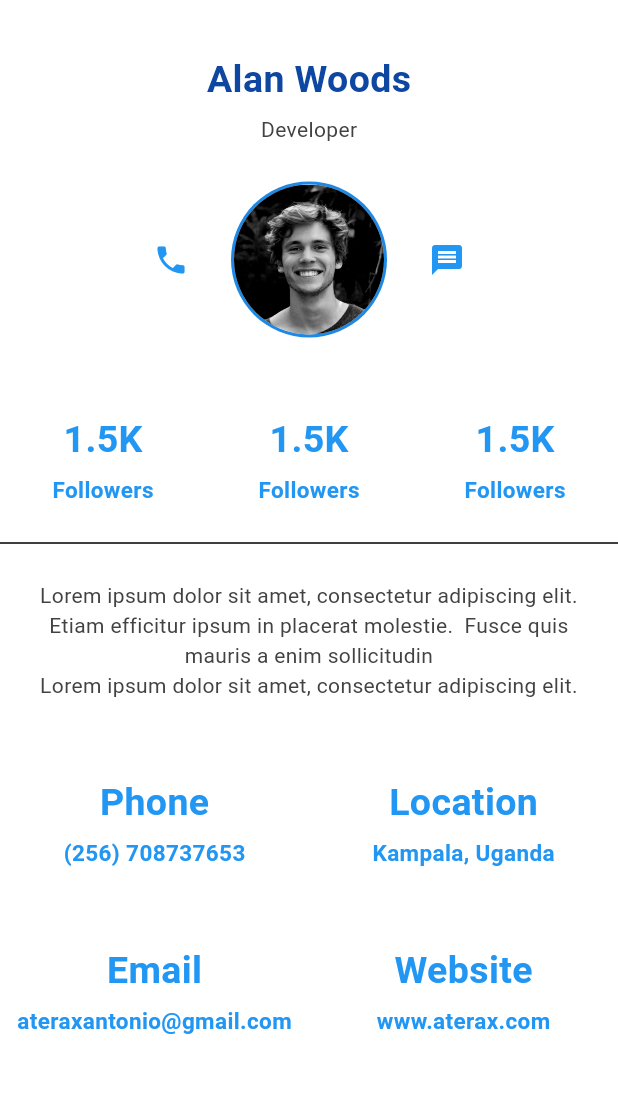
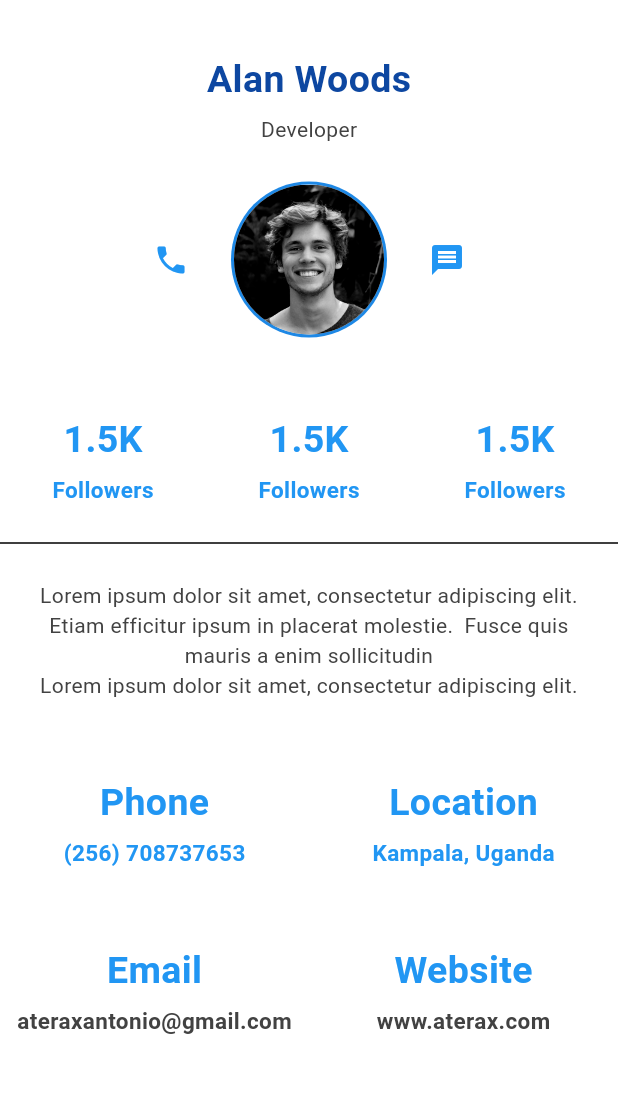
Before and after one commit to kasasa22/WePut, a Flutter app: the Profile screen opened by its route, on a phone screen of 412 x 824 dp, the part 84-1177 px from its top. Run offline on Flutter 3.47's test engine with Material 3 defaults, Android fonts, the phone set to English and light mode, and no system bars; our stand-ins replace cloud_firestore, firebase_auth, firebase_core, fl_chart, settings_ui; accounts and stored records are empty.

Commit message:
Jan 8, 2024, 1:25 PM

```diff
--- a/lib/pages/profile.dart
+++ b/lib/pages/profile.dart
@@ -246,30 +246,26 @@ class Profile extends StatelessWidget {
                     Container(height: 5),
                     const Text(
                       "ateraxantonio@gmail.com",
-                      style: TextStyle(
-                          fontWeight: FontWeight.bold,
-                          color: Colors.blue,
-                          fontSize: 15),
+                      style:
+                          TextStyle(fontWeight: FontWeight.bold, fontSize: 15),
                     ),
                   ]),
                 ),
                 Expanded(
                   flex: 1,
                   child: Column(children: [
-                    const Text(
+                    Text(
                       "Website",
                       style: TextStyle(
                           fontWeight: FontWeight.bold,
-                          color: Colors.blue,
+                          color: Colors.blue[500],
                           fontSize: 25),
                     ),
                     Container(height: 5),
                     const Text(
                       "www.aterax.com",
-                      style: TextStyle(
-                          fontWeight: FontWeight.bold,
-                          color: Colors.blue,
-                          fontSize: 15),
+                      style:
+                          TextStyle(fontWeight: FontWeight.bold, fontSize: 15),
                     ),
                   ]),
                 ),
--- a/lib/pages/settings.dart
+++ b/lib/pages/settings.dart
@@ -51,7 +51,7 @@ class Settings extends StatelessWidget {
             title: const Text('Common',
                 style: TextStyle(
                     fontSize: 14,
-                    color: Colors.green,
+                    color: Colors.blue,
                     fontWeight: FontWeight.bold)),
             tiles: <SettingsTile>[
               SettingsTile.switchTile(
@@ -84,7 +84,7 @@ class Settings extends StatelessWidget {
             title: const Text('Account',
                 style: TextStyle(
                     fontSize: 14,
-                    color: Colors.green,
+                    color: Colors.blue,
                     fontWeight: FontWeight.bold)),
             tiles: <SettingsTile>[
               SettingsTile(
@@ -126,7 +126,7 @@ class Settings extends StatelessWidget {
             title: const Text('Security',
                 style: TextStyle(
                     fontSize: 14,
-                    color: Colors.green,
+                    color: Colors.blue,
                     fontWeight: FontWeight.bold)),
             tiles: <SettingsTile>[
               SettingsTile(
```
